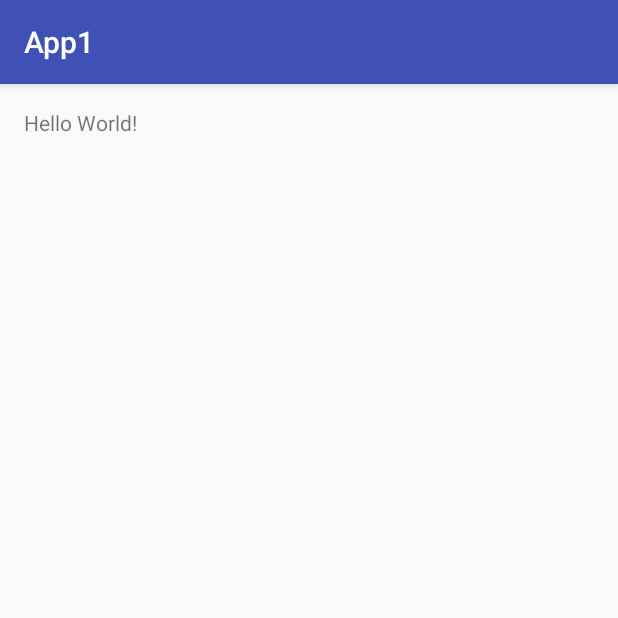
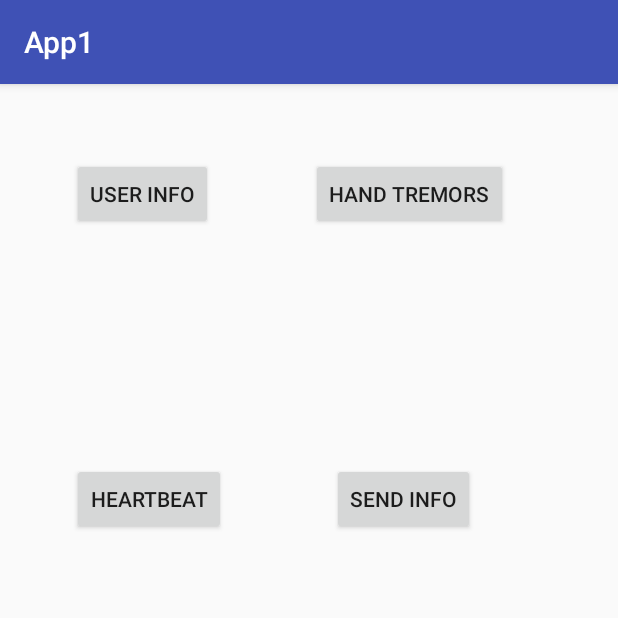
Before and after one commit to ruffintalanna/AndroidStudio, an Android app: the screen it shows after launch (MainActivity), on a phone screen of 412 x 824 dp, the top half of it. Run offline under Robolectric (Android 15) with nearby library versions, the phone set to English and light mode, and no system bars.

Commit message:
added User Info screen

```diff
--- a/App1/app/src/main/AndroidManifest.xml
+++ b/App1/app/src/main/AndroidManifest.xml
@@ -15,6 +15,7 @@
                 <category android:name="android.intent.category.LAUNCHER" />
             </intent-filter>
         </activity>
+        <activity android:name=".UserInfo"></activity>
     </application>
 
 </manifest>
--- a/App1/app/src/main/java/com/ruffin/app1/MainActivity.java
+++ b/App1/app/src/main/java/com/ruffin/app1/MainActivity.java
@@ -1,13 +1,35 @@
 package com.ruffin.app1;
 
+import android.content.Intent;
 import android.support.v7.app.AppCompatActivity;
 import android.os.Bundle;
+import android.view.View;
+import android.widget.Button;
 
 public class MainActivity extends AppCompatActivity {
+
+    private Button mUserInfo, mHandTremor, mHeartBeat, mSendInfo;
 
     @Override
     protected void onCreate(Bundle savedInstanceState) {
         super.onCreate(savedInstanceState);
         setContentView(R.layout.activity_main);
+
+        mUserInfo = (Button) findViewById(R.id.btn_userInfo);
+        mHandTremor = (Button) findViewById(R.id.btn_handTremors);
+        mHeartBeat = (Button) findViewById(R.id.btn_handTremors);
+        mSendInfo = (Button) findViewById(R.id.btn_sendInfo);
+
+        mUserInfo.setOnClickListener(new View.OnClickListener() {
+            @Override
+            public void onClick(View v) {
+                startUserInfo();
+            }
+        });
+    }
+
+    private void startUserInfo() {
+        Intent intent = new Intent(this, UserInfo.class);
+        startActivity(intent);
     }
 }
--- a/App1/app/src/main/res/layout/activity_main.xml
+++ b/App1/app/src/main/res/layout/activity_main.xml
@@ -10,8 +10,42 @@
     android:paddingTop="@dimen/activity_vertical_margin"
     tools:context="com.ruffin.app1.MainActivity">
 
-    <TextView
+    <Button
+        android:text="User Info"
         android:layout_width="wrap_content"
         android:layout_height="wrap_content"
-        android:text="Hello World!" />
+        android:layout_alignParentTop="true"
+        android:layout_alignParentStart="true"
+        android:layout_marginStart="32dp"
+        android:layout_marginTop="33dp"
+        android:id="@+id/btn_userInfo" />
+
+    <Button
+        android:text="Hand Tremors"
+        android:layout_width="wrap_content"
+        android:layout_height="wrap_content"
+        android:layout_marginEnd="57dp"
+        android:id="@+id/btn_handTremors"
+        android:layout_alignBaseline="@+id/btn_userInfo"
+        android:layout_alignBottom="@+id/btn_userInfo"
+        android:layout_alignParentEnd="true" />
+
+    <Button
+        android:text="Heartbeat"
+        android:layout_width="wrap_content"
+        android:layout_height="wrap_content"
+        android:layout_below="@+id/btn_userInfo"
+        android:layout_alignStart="@+id/btn_userInfo"
+        android:layout_marginTop="155dp"
+        android:id="@+id/btn_heartbeat" />
+
+    <Button
+        android:text="Send Info"
+        android:layout_width="wrap_content"
+        android:layout_height="wrap_content"
+        android:layout_marginStart="14dp"
+        android:id="@+id/btn_sendInfo"
+        android:layout_alignBaseline="@+id/btn_heartbeat"
+        android:layout_alignBottom="@+id/btn_heartbeat"
+        android:layout_alignStart="@+id/btn_handTremors" />
 </RelativeLayout>
```
Also changed, not shown: App1/app/src/main/java/com/ruffin/app1/UserInfo.java (added, +13 -0 lines), App1/app/src/main/res/layout/activity_user_info.xml (added, +90 -0 lines).
